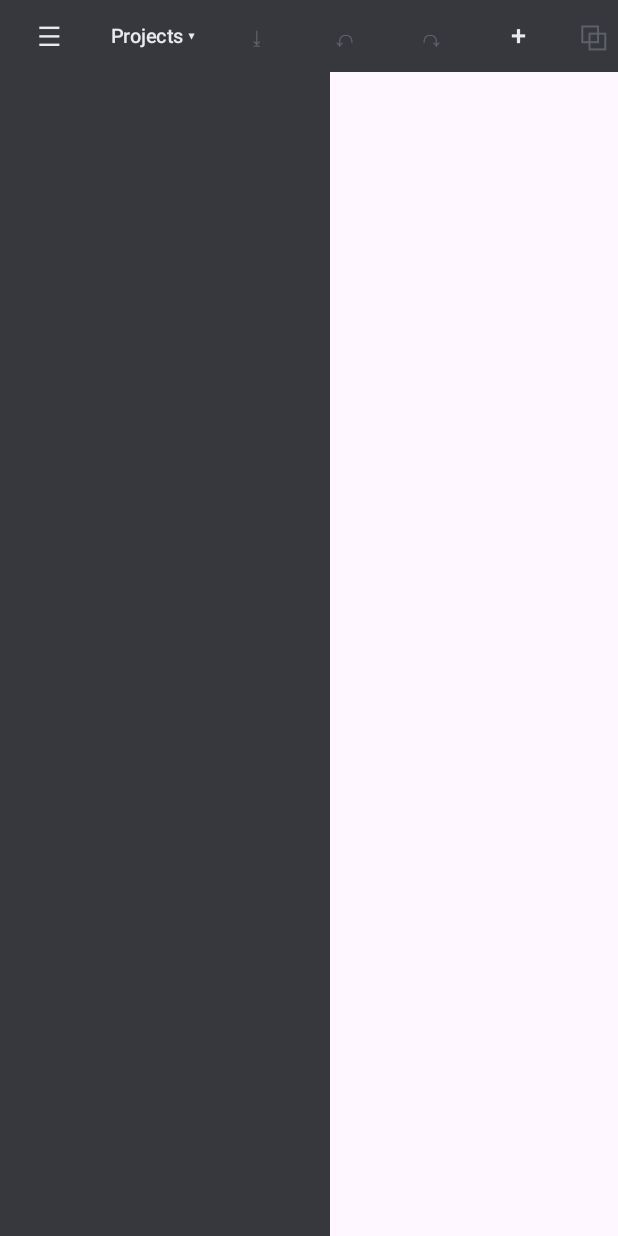
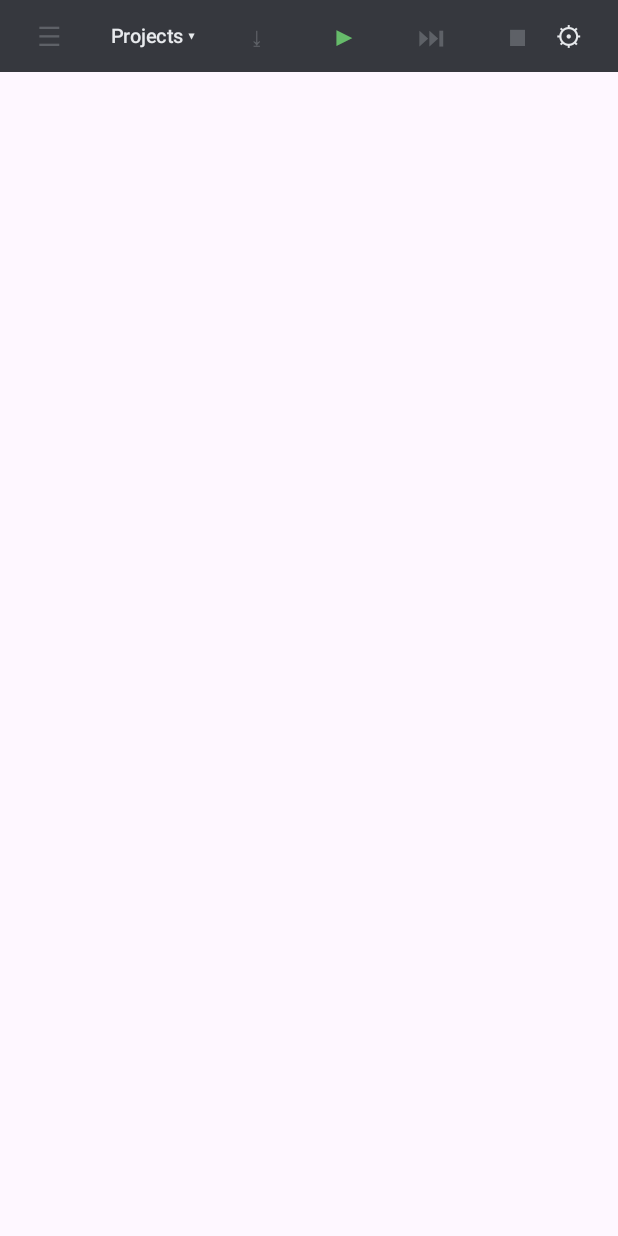
Before and after one commit to roxaninchue/MobileGlammerEngine, an Android app built with Jetpack Compose: the composable EditorOverlay shown on its own in the app's theme, on a phone screen of 412 x 824 dp. Run offline under Robolectric (Android 15) with nearby library versions, the phone set to English and light mode, and no system bars; 6 statements that could not run were skipped.

Commit message:
Editor: fix squashed view after rotation, toolbar on narrow screens, panel hitches
Vulkan: a rotation that reaches us as VK_SUBOPTIMAL_KHR (or through surfaceChanged before
currentTransform updates) left the swapchain on the old pre-rotation, so the frame was laid out
for the old orientation and squashed by the compositor. Now SUBOPTIMAL rebuilds the swapchain
when the surface transform or size changed, and the on-demand editor loop draws once more
(Renderer::wantsFrame) so the corrected frame shows without a touch.

Editor UI: the toolbar scrolls sideways so phones in portrait reach play, gizmo and snap tools
(play controls moved next to save); compact screens (< 600 dp) show one panel at a time and
panels never get wider than the screen. Engine stats live in their own composable and the
editor model is declared stable (compose_stability.conf), so the half-second stats refresh no
longer recomposes the panels.

```diff
--- a/app/build.gradle.kts
+++ b/app/build.gradle.kts
@@ -59,6 +59,11 @@ android {
     buildFeatures { compose = true }
 }
 
+composeCompiler {
+    // The editor UI model is immutable; let Compose skip panels whose state did not change.
+    stabilityConfigurationFile = project.layout.projectDirectory.file("compose_stability.conf")
+}
+
 dependencies {
     val composeBom = platform("androidx.compose:compose-bom:2024.10.01")
     implementation(composeBom)
--- a/app/src/main/java/com/glammer/mge/editor/EditorPanels.kt
+++ b/app/src/main/java/com/glammer/mge/editor/EditorPanels.kt
@@ -6,11 +6,14 @@ import androidx.compose.foundation.border
 import androidx.compose.foundation.combinedClickable
 import androidx.compose.foundation.gestures.detectHorizontalDragGestures
 import androidx.compose.foundation.layout.Arrangement
+import androidx.compose.foundation.horizontalScroll
 import androidx.compose.foundation.layout.Box
+import androidx.compose.foundation.layout.BoxWithConstraints
 import androidx.compose.foundation.layout.Column
 import androidx.compose.foundation.layout.Row
 import androidx.compose.foundation.layout.Spacer
 import androidx.compose.foundation.layout.fillMaxHeight
+import androidx.compose.foundation.layout.fillMaxSize
 import androidx.compose.foundation.layout.fillMaxWidth
 import androidx.compose.foundation.layout.height
 import androidx.compose.foundation.layout.padding
@@ -34,6 +37,7 @@ import androidx.compose.material3.Text
 import androidx.compose.material3.TextButton
 import androidx.compose.material3.TextField
 import androidx.compose.runtime.Composable
+import androidx.compose.runtime.LaunchedEffect
 import androidx.compose.runtime.getValue
 import androidx.compose.runtime.mutableStateOf
 import androidx.compose.runtime.remember
@@ -52,6 +56,7 @@ import androidx.compose.ui.text.input.ImeAction
 import androidx.compose.ui.text.input.KeyboardType
 import androidx.compose.ui.text.style.TextOverflow
 import androidx.compose.ui.unit.dp
+import androidx.compose.ui.unit.min
 import androidx.compose.ui.unit.sp
 import java.util.concurrent.atomic.AtomicLong
 
@@ -78,18 +83,26 @@ fun EditorOverlay(state: EditorState, send: (String) -> Unit, modifier: Modifier
     var showHierarchy by remember { mutableStateOf(true) }
     var showInspector by remember { mutableStateOf(true) }
     var showProjects by remember { mutableStateOf(false) }
-    Column(modifier) {
+    BoxWithConstraints(modifier) {
+        // Phones in portrait (and small landscape screens) have room for one panel at a time.
+        val width = maxWidth
+        val compact = width < 600.dp
+        LaunchedEffect(compact) { if (compact && showHierarchy && showInspector) showHierarchy = false }
+        Column(Modifier.fillMaxSize()) {
             EditorToolbar(
                 state, send,
-            showHierarchy, { showHierarchy = !showHierarchy },
-            showInspector, { showInspector = !showInspector },
+                showHierarchy, { showHierarchy = !showHierarchy; if (compact && showHierarchy) showInspector = false },
+                showInspector, { showInspector = !showInspector; if (compact && showInspector) showHierarchy = false },
                 openProjects = { showProjects = true },
             )
             Row(Modifier.fillMaxWidth().weight(1f)) {
-            if (showHierarchy) HierarchyPanel(state, send, Modifier.width(220.dp).fillMaxHeight())
+                if (showHierarchy) HierarchyPanel(state, send, Modifier.width(min(220.dp, width)).fillMaxHeight())
                 Spacer(Modifier.weight(1f))
                 val insp = state.inspector
-            if (showInspector && insp != null) InspectorPanel(insp, state.locked, send, Modifier.width(300.dp).fillMaxHeight())
+                if (showInspector && insp != null) {
+                    InspectorPanel(insp, state.locked, send, Modifier.width(min(300.dp, width)).fillMaxHeight())
+                }
+            }
         }
     }
     if (showProjects) ProjectsDialog(state, send, onDismiss = { showProjects = false })
@@ -115,6 +128,12 @@ private fun EditorToolbar(
         Modifier.fillMaxWidth().background(bar).padding(horizontal = 4.dp),
         verticalAlignment = Alignment.CenterVertically,
     ) {
+        // Everything but the panel toggle scrolls sideways, so narrow screens (phones in
+        // portrait) still reach the play controls and gizmo tools.
+        Row(
+            Modifier.weight(1f).horizontalScroll(rememberScrollState()),
+            verticalAlignment = Alignment.CenterVertically,
+        ) {
             ToolButton("☰", hierarchyShown, onClick = toggleHierarchy)
             // Project: name opens the projects dialog; ⤓ saves (also while playing: the scene from before play).
             TextButton(onClick = openProjects) {
@@ -124,6 +143,8 @@ private fun EditorToolbar(
                 )
             }
             ToolButton("⤓", state.project.isOpen && state.dirty) { send(EditorCommands.save()) }
+            PlayGroup(state.play, send)
+            Spacer(Modifier.width(8.dp))
             ToolButton("↶", state.canUndo && editable) { send(EditorCommands.undo()) }
             ToolButton("↷", state.canRedo && editable) { send(EditorCommands.redo()) }
             ToolButton("+", editable) { send(EditorCommands.create(0, "Entity")) }
@@ -137,14 +158,13 @@ private fun EditorToolbar(
             val g = state.gizmo
             ToggleButton("#", g.snap, editable) { send(EditorCommands.snap(!g.snap, g.grid, g.angle, g.scaleStep)) }
             ToggleButton(if (g.local) "L" else "W", g.local, editable) { send(EditorCommands.space(!g.local)) }
-        Spacer(Modifier.weight(1f))
-        PlayGroup(state.play, send)
-        Spacer(Modifier.weight(1f))
+            if (state.canUndo && !state.play.active) {
                 Text(
-            if (state.canUndo && !state.play.active) "Undo: ${state.undoLabel}" else "",
-            color = TextDim, fontSize = 11.sp, maxLines = 1, overflow = TextOverflow.Ellipsis,
-            modifier = Modifier.padding(horizontal = 8.dp),
+                    "Undo: ${state.undoLabel}", color = TextDim, fontSize = 11.sp, maxLines = 1,
+                    modifier = Modifier.padding(horizontal = 8.dp).widthIn(max = 160.dp), overflow = TextOverflow.Ellipsis,
                 )
+            }
+        }
         if (state.dirty) Text("●", color = Accent, fontSize = 12.sp)
         ToolButton("⚙", inspectorShown, onClick = toggleInspector)
     }
```
Also changed, not shown: app/src/main/java/com/glammer/mge/MainActivity.kt (+12 -4 lines), 4 other files. Lines whose indentation alone changed are shown as unchanged.
